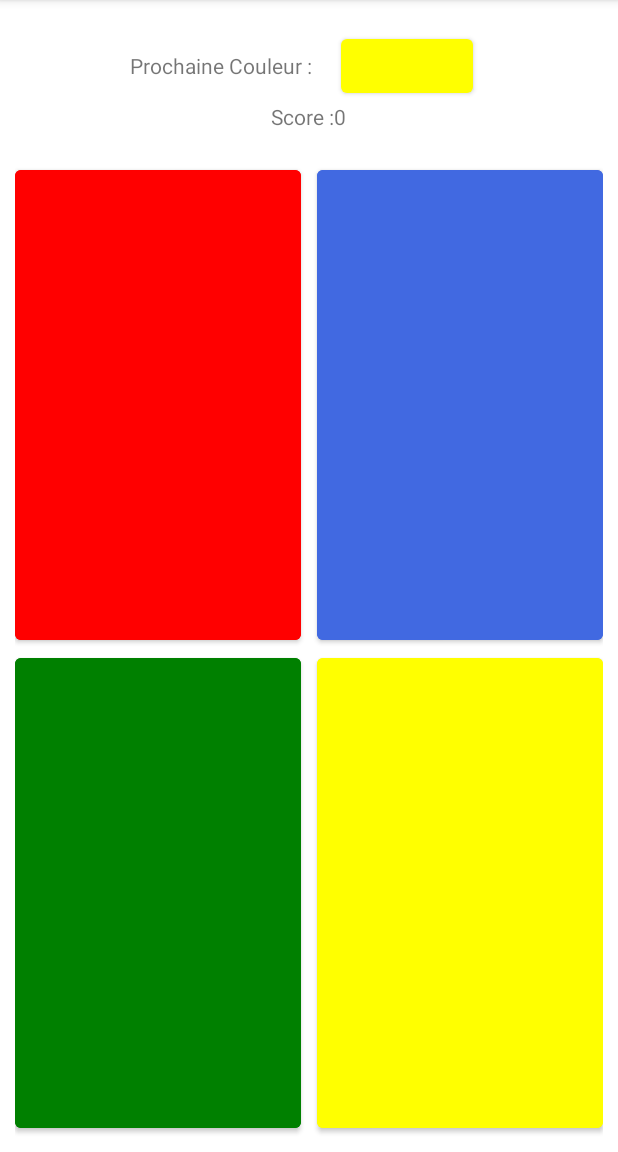
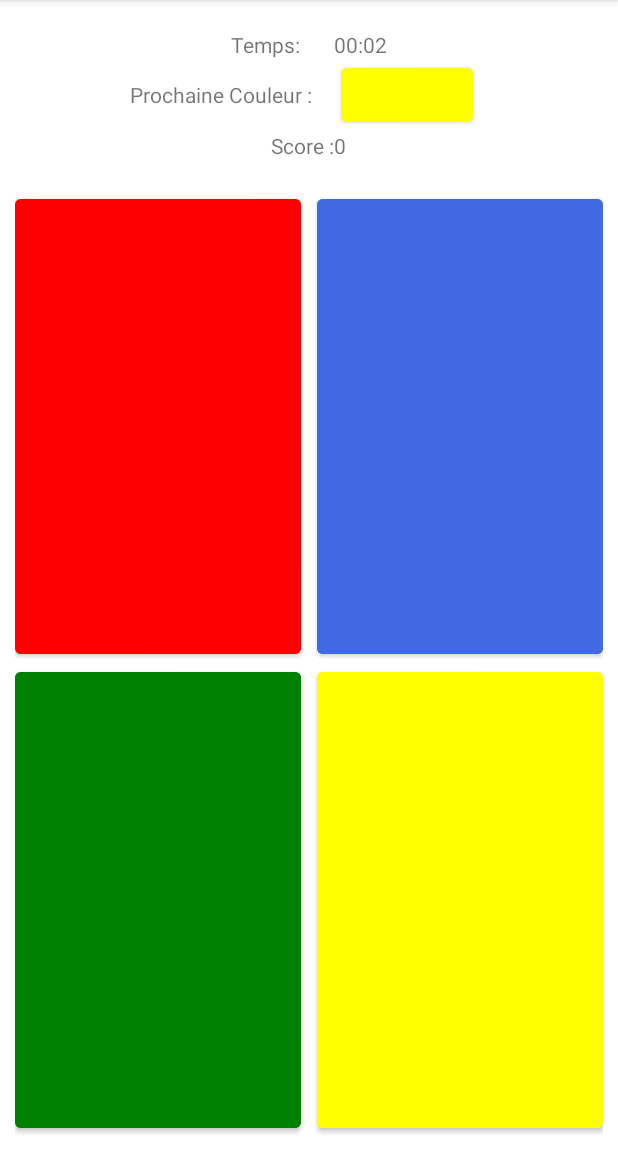
Before and after one commit to KryLex0/SimonSaysM2, an Android app: the screen it shows after launch (MainActivity), after a tap on "START", on a phone screen of 412 x 824 dp, the part 84-1236 px from its top. Run offline under Robolectric (Android 15) with nearby library versions, the phone set to English and light mode, and no system bars; our stand-ins replace Room's generated code.

Commit message:
Added timer for the whole party duration (stop during animations if enabled and restart after)

```diff
--- a/app/src/main/java/com/example/simonsaysm2/Activities/MainActivity.kt
+++ b/app/src/main/java/com/example/simonsaysm2/Activities/MainActivity.kt
@@ -6,6 +6,7 @@ import android.content.Intent
 import android.graphics.Color
 import android.os.Build
 import android.os.Bundle
+import android.os.CountDownTimer
 import android.util.Log
 import android.view.View
 import android.view.animation.AlphaAnimation
@@ -24,6 +25,9 @@ import com.example.simonsaysm2.Database.Player
 import com.example.simonsaysm2.R
 import kotlinx.android.synthetic.main.activity_main_party.*
 import kotlinx.android.synthetic.main.data_party.*
+import kotlin.concurrent.timer
+import kotlinx.coroutines.*
+
 
 
 class MainActivity : AppCompatActivity() {
@@ -43,6 +47,8 @@ class MainActivity : AppCompatActivity() {
 
     private var listColorParty: MutableList<Button> = mutableListOf() //= arrayOf<Button>()
     private var listColorPlayer: MutableList<String> = mutableListOf() //= arrayOf<String>()
+    private var timerParty = initTimer()
+    private var timerRunning: Boolean = true
 
 
     @RequiresApi(Build.VERSION_CODES.M)
@@ -50,24 +56,74 @@ class MainActivity : AppCompatActivity() {
         super.onCreate(savedInstanceState)
         setContentView(R.layout.activity_main_party)
 
-        //recupere le nombre de btn de couleur a retenir chaque tour (1,2,3) | le niveau de difficulté (Facile, Nomal, Difficile) | utilisation d'animation ou non pour les boutons
-
         this.listeBtnNextColor.addAll(arrayOf(btn_color1, btn_color2, btn_color3))
 
         this.nbBtnOpt = this.intent.getIntExtra("nb_btn_opt", 1)
         this.difficulty = this.intent.getStringExtra("difficulty").toString()
         this.animBtn = this.intent.getBooleanExtra("animSwitch", this.animBtn)
 
+        startTimer()
 
-        btnDataParty()  //affiche 1/2/3 boutons dans l'en tête suivant le nombre de boutons par tours (options)
-        setBtnDifficulte()  //affiche 2/4/6 boutons suivant la difficulté choisit (options)
-        nextLevel() //lancement de la 1ere manche
+        btnDataParty()  //display 1/2/3 btn in header based on the numbers of new colors foreach round set in the settings
+        setBtnDifficulte()  //display 2/4/6 btn in the layout based on the difficulty
+        nextLevel() //start game
 
+
+    }
+    //update timer for minutes and seconds
+    private fun initTimer():  CountDownTimer{
+        val timer = object: CountDownTimer(10000000000000000, 1000) {
+            override fun onTick(millisUntilFinished: Long) {
+                //cast to int
+                var tmpSeconds = Integer.parseInt(timerSeconds.text as String)
+                var tmpMinutes = Integer.parseInt(timerMinutes.text as String)
+
+                var newTimerMinutes = ""
+                var newTimerSeconds = ""
+
+                if(timerRunning) {
+                    if (tmpSeconds == 59) {
+                        tmpMinutes += 1
+                        tmpSeconds = 0
+                    } else {
+                        tmpSeconds += 1
+                    }
+                }
+
+                newTimerMinutes = tmpMinutes.toString()
+                newTimerSeconds = tmpSeconds.toString()
+
+                //add "0" at the start if lower than 10
+                if(tmpMinutes < 10){
+                    newTimerMinutes = "0$newTimerMinutes"
+                }
+                if(tmpSeconds < 10){
+                    newTimerSeconds = "0$newTimerSeconds"
+                }
+                timerMinutes.text = newTimerMinutes
+                timerSeconds.text = newTimerSeconds
+            }
+            override fun onFinish() {
+                // do something
+            }
+
+        }
+
+        return timer
+    }
+    private fun startTimer(){
+        timerParty.start()
+        timerRunning = true
+    }
+    private fun pauseTimer(){
+        timerParty.cancel()
+        timerRunning = false
     }
 
 
 
-    private fun setBtnDifficulte() {    //fonction qui affiche 2/4/6 boutons en fonction de la difficulté (dans les parametres)
+    //function to display 2/4/6 buttons in the layout based on difficulty set in settings
+    private fun setBtnDifficulte() {
         if(this.difficulty == "Facile"){
             table_row_1.visibility = View.VISIBLE
             this.tab.addAll(listOf(btn_1_T, btn_2_T))
@@ -84,14 +140,19 @@ class MainActivity : AppCompatActivity() {
             this.tab.addAll(listOf(btn_1_T, btn_2_T, btn_3_T, btn_4_T, btn_5_T, btn_6_T))
         }
 
-        tab.forEach {   //permet l'ajout d'un listener pour chaque boutons
+        //add listener to each btn
+        tab.forEach {
             it.visibility = View.VISIBLE
             val btn = it.id
             Log.d("123321", it.toString())
             it.setOnClickListener {
-                listColorPlayer.add(btn.toString())  //ajout du bouton clique par le joueur dans une liste
-                if(listColorParty.size == listColorPlayer.size) {   //compare le nombre de boutons clique par le joueur au nombre de bouton a cliquer dans la partie actuelle
-                    this.verifCouleur() //appel de la fonction qui compare les boutons du joueurs avec les boutons generes
+                //add user btn choice to array
+                listColorPlayer.add(btn.toString())
+                //compare number of btn clicked by user and total btn
+                //to check when the user click on the max btn
+                if(listColorParty.size == listColorPlayer.size) {
+                    //verify the colors from user
+                    this.verifCouleur()
                 }
             }
         }
@@ -99,10 +160,8 @@ class MainActivity : AppCompatActivity() {
     }
 
 
-
-
-
-    private fun animButton(btn: MutableList<Button>, index: Int){   //fonction d'animation des boutons
+    //animation of buttons
+    private fun animButton(btn: MutableList<Button>, index: Int){
         val anim: Animation = AlphaAnimation(1.0f, 0.2f)
         anim.duration = 250
         anim.startOffset = 500
@@ -111,12 +170,14 @@ class MainActivity : AppCompatActivity() {
 
         btn[index].startAnimation(anim)
 
-        //evite de lancer plusieurs fois la meme animation d'un bouton en même temps
+        //make the animations running one by one
         anim.setAnimationListener(object : Animation.AnimationListener {
             override fun onAnimationRepeat(animation: Animation?) {}
-            override fun onAnimationStart(animation: Animation?) {}
+            override fun onAnimationStart(animation: Animation?) {
+                pauseTimer()
+            }
 
-            //permet de bien attendre la fin de chaque animations pour commencer la suivante
+            //wait current animation to end before starting the next one
             override fun onAnimationEnd(animation: Animation?) {
                 val index1 = index + 1
                 if(index < btn.size - 1) {
@@ -128,15 +189,19 @@ class MainActivity : AppCompatActivity() {
                     }
 
                 }
+                startTimer()
+
             }
         })
+
+
 
     }
 
 
 
-
-    private fun btnDataParty(){ //bouton permettant de connaitre les prochaines couleurs (1,2 ou 3 boutons par tour suivant le choix dans les paramètres)
+    //colored btn in layout to know next colors based on difficulty
+    private fun btnDataParty(){
         this.listeBtnNextColor.forEach {
             it.visibility = View.GONE
         }
@@ -145,8 +210,8 @@ class MainActivity : AppCompatActivity() {
         }
     }
 
-
-    private fun nextLevel() {       //fonction pour generer les prochaines couleurs a retenir
+    //function to add new random colors for next round
+    private fun nextLevel() {
         for(j in 1..this.nbBtnOpt){
             var i=0
             if (this.difficulty == "Facile") {
@@ -160,7 +225,7 @@ class MainActivity : AppCompatActivity() {
             temp = (0..i).random()
             listColorParty.add(tab[temp])
 
-            //animation des boutons de l'entete pour permettre a l'utilisateur de comprendre que ce sont de nouvelles couleurs
+            //animate colored btn in header to notify user these are the new colors
             val anim: Animation = AlphaAnimation(1.0f, 0.2f)
             anim.duration = 100
             anim.startOffset = 200
@@ -168,12 +233,12 @@ class MainActivity : AppCompatActivity() {
             anim.repeatMode = Animation.REVERSE
             this.listeBtnNextColor[j-1].startAnimation(anim)
 
-            //change la couleur des boutons dans l'en tete pour connaitre les prochaines couleurs
-            //this.listeBtnNextColor[j-1].text = tabColorName[temp]
+            //change btn colors in header
             this.listeBtnNextColor[j-1].setBackgroundColor(Color.parseColor(tabColorHex[temp]))
         }
 
-        if(this.gagne && this.animBtn) {    //si la derniere manche est gagné et l'animation des boutons est active (choix dans les parametres), anim les boutons des couleurs a retenir
+        //if last round was won and animation are enabled in settings, anim all btn to remember
+        if(this.gagne && this.animBtn) {
             tab.forEach {
                 it.isClickable = false
             }
@@ -186,7 +251,8 @@ class MainActivity : AppCompatActivity() {
 
 
     @SuppressLint("SetTextI18n")
-    private fun verifCouleur(){     //fonction qui verifie les couleurs generé aléatoirement avec celles saisie par le joueur
+    //check if user choices are the same as the generated colors
+    private fun verifCouleur(){
         var i = 0
         while(i<listColorParty.size){
 
@@ -200,8 +266,8 @@ class MainActivity : AppCompatActivity() {
             }
             i += 1
         }
+        //if the user choices are correct, update score and clear array of colors in header
         if(gagne){
-            //incremente la score suivant la difficulté et clear la liste des boutons saisies pour le prochain tour
             Toast.makeText(this, "Gagné", Toast.LENGTH_SHORT).show()
             var scoreTemp = 0
             if(this.nbBtnOpt == 1){scoreTemp = 1}else if(this.nbBtnOpt == 2){scoreTemp = 2} else if(this.nbBtnOpt == 3){scoreTemp = 3}
@@ -211,24 +277,27 @@ class MainActivity : AppCompatActivity() {
             Toast.makeText(this, "Perdu", Toast.LENGTH_SHORT).show()
             this.popupNamePlayer()
         }
+
+
         this.nextLevel()
     }
 
 
 
-
-    private fun popupNamePlayer(){  //crée une popup qui contient le score ainsi qu'un champs pour saisir le nom
+    //create popup to display user score and let user choose a name
+    private fun popupNamePlayer(){
         val builder = AlertDialog.Builder(this)
 
         builder.setTitle("Partie terminé")
-        builder.setMessage("Votre score est de " + tv_val_score.text)
+        var timerTotalValue = timerMinutes.text.toString() + ":" + timerSeconds.text.toString()
+        builder.setMessage("Votre score est de " + tv_val_score.text + "\nDurée de la partie: " + timerTotalValue)
         builder.setCancelable(false)
 
         val editTextNamePlayer = EditText(this)
         builder.setView(editTextNamePlayer)
 
         builder.setPositiveButton("Ok") { _, _ ->
-            saveDataPlayer(editTextNamePlayer, tv_val_score)    //ajout a la bdd avec le score et le nom saisie dans l'edit text
+            saveDataPlayer(editTextNamePlayer, tv_val_score, timerTotalValue)    //ajout a la bdd avec le score et le nom saisie dans l'edit text
             finish()
             val intent = Intent(this, ActivityStart::class.java)
             startActivity(intent)
@@ -237,8 +306,8 @@ class MainActivity : AppCompatActivity() {
     }
 
 
-
-    private fun saveDataPlayer(playerDataName: EditText, playerDataScore: TextView) {
+    //save date in DB
+    private fun saveDataPlayer(playerDataName: EditText, playerDataScore: TextView, playerDataTime: String) {
         var nomJoueur: String
         if(playerDataName.text.isEmpty()){
             nomJoueur = "???"
@@ -250,7 +319,7 @@ class MainActivity : AppCompatActivity() {
 
         Log.d("test123", nomJoueur)
 
-        AppDatabase.get(application).playerDao().insertPlayer(Player(nomJoueur, scoreP, this.difficulty))
+        AppDatabase.get(application).playerDao().insertPlayer(Player(nomJoueur, scoreP, this.difficulty, playerDataTime))
         Log.d("test123", "$nomJoueur a bien ete ajoute avec un score de $scoreP")
     }
 
--- a/app/src/main/java/com/example/simonsaysm2/Database/Player.kt
+++ b/app/src/main/java/com/example/simonsaysm2/Database/Player.kt
@@ -9,7 +9,8 @@ data class Player(
     @PrimaryKey(autoGenerate = true) var id: Long = 0,
     val name:String,
     val score: Long,
-    val difficulty: String
+    val difficulty: String,
+    val time: String
 ){
-    constructor(name: String, score: Long, difficulty: String) : this(0, name, score, difficulty)
+    constructor(name: String, score: Long, difficulty: String, time: String) : this(0, name, score, difficulty, time)
 }
--- a/app/src/main/res/layout/data_party.xml
+++ b/app/src/main/res/layout/data_party.xml
@@ -9,6 +9,41 @@
     android:layout_gravity="center_horizontal"
     android:orientation="vertical"
     android:id="@+id/layout_primary">
+    <LinearLayout
+        android:layout_width="wrap_content"
+        android:layout_height="wrap_content"
+        android:orientation="horizontal"
+        android:layout_gravity="center_horizontal"
+        android:id="@+id/timerLayout">
+
+        <TextView
+            android:id="@+id/timerTotal"
+            android:layout_width="match_parent"
+            android:layout_height="wrap_content"
+            android:layout_marginEnd="20dp"
+            android:gravity="center"
+            android:text="Temps: " />
+
+        <TextView
+            android:id="@+id/timerMinutes"
+            android:layout_width="wrap_content"
+            android:layout_height="wrap_content"
+            android:singleLine="true"
+            android:text="00" />
+            <TextView
+                android:id="@+id/textView1"
+                android:layout_width="wrap_content"
+                android:layout_height="wrap_content"
+                android:singleLine="true"
+                android:text=":" />
+        <TextView
+            android:id="@+id/timerSeconds"
+            android:layout_width="wrap_content"
+            android:layout_height="wrap_content"
+            android:singleLine="true"
+            android:text="00" />
+
+    </LinearLayout>
     <LinearLayout
         android:layout_width="wrap_content"
         android:layout_height="wrap_content"
--- a/app/src/main/res/values/strings.xml
+++ b/app/src/main/res/values/strings.xml
@@ -1,7 +1,7 @@
 <resources>
     <string name="app_name">SimonSaysM2</string>
     <string name="couleur">Prochaine Couleur : </string>
-    <string name="score">Score : </string>
+    <string name="score">Score :  </string>
     <string name="score_val">0</string>
     <string name="start">Start</string>
     <string name="highscore">Tableau des Scores</string>
```
Also changed, not shown: app/src/main/java/com/example/simonsaysm2/Activities/ScoreBoard.kt (+64 -17 lines), app/src/main/res/layout/activity_score_board.xml (+10 -1 lines).
